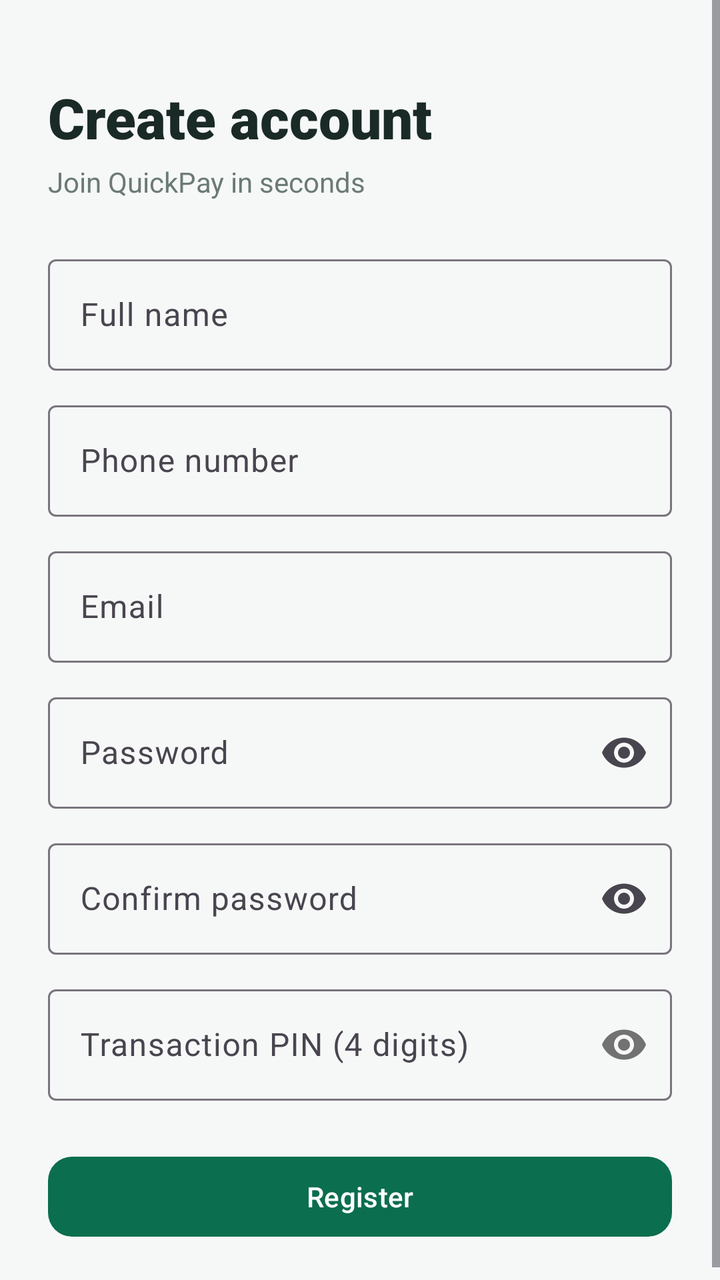
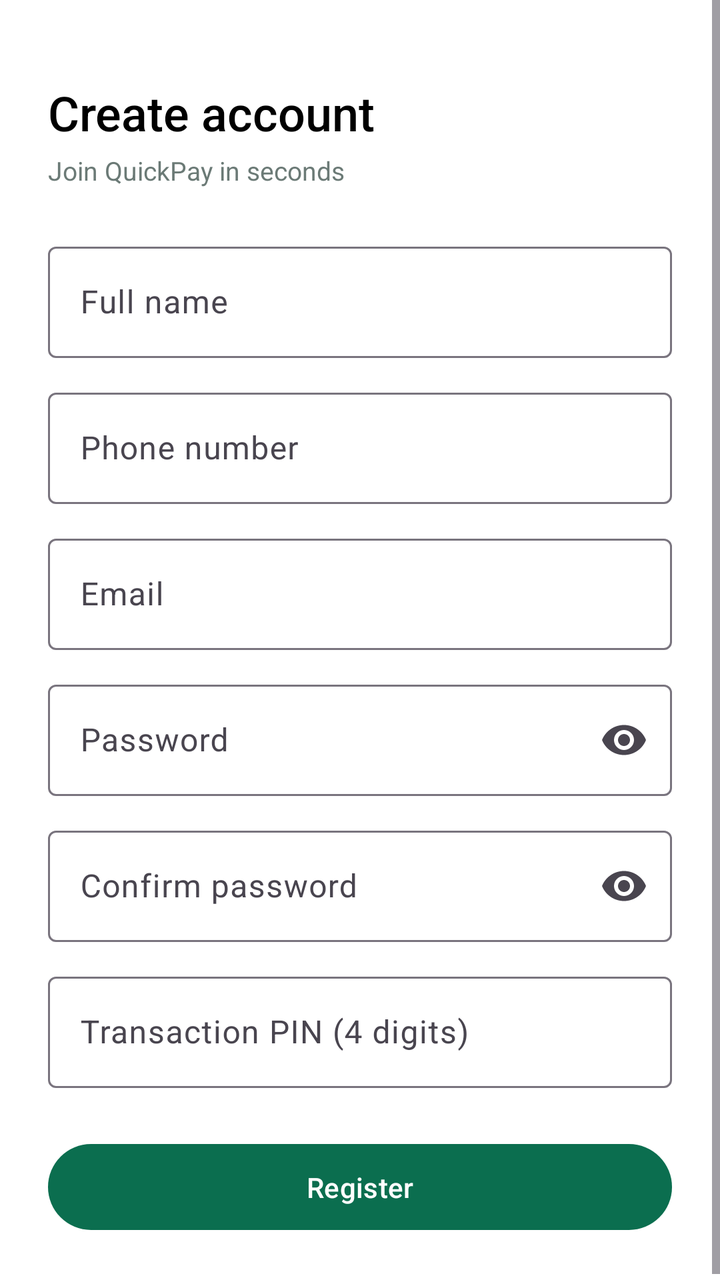

An Android layout rendered at two revisions. The XML below is the earlier revision; the diff shows what the commit changed to produce the second picture.
<!-- AndroidManifest.xml: application theme Theme.QuickPay -->
<!-- res/layout/fragment_register.xml -->
<?xml version="1.0" encoding="utf-8"?>
<ScrollView xmlns:android="http://schemas.android.com/apk/res/android"
    xmlns:app="http://schemas.android.com/apk/res-auto"
    android:layout_width="match_parent"
    android:layout_height="match_parent"
    android:background="@color/bg"
    android:fillViewport="true">

    <LinearLayout
        android:layout_width="match_parent"
        android:layout_height="wrap_content"
        android:orientation="vertical"
        android:padding="24dp">

        <TextView
            android:layout_width="wrap_content"
            android:layout_height="wrap_content"
            android:layout_marginTop="16dp"
            android:fontFamily="sans-serif-black"
            android:text="@string/register_title"
            android:textColor="@color/text_primary"
            android:textSize="28sp" />

        <TextView
            android:layout_width="wrap_content"
            android:layout_height="wrap_content"
            android:layout_marginTop="4dp"
            android:text="@string/register_subtitle"
            android:textColor="@color/text_secondary"
            android:textSize="14sp" />

        <com.google.android.material.textfield.TextInputLayout
            android:id="@+id/nameInputLayout"
            style="@style/Widget.Material3.TextInputLayout.OutlinedBox"
            android:layout_width="match_parent"
            android:layout_height="wrap_content"
            android:layout_marginTop="24dp"
            android:hint="@string/register_name_label">

            <com.google.android.material.textfield.TextInputEditText
                android:id="@+id/nameInput"
                android:layout_width="match_parent"
                android:layout_height="wrap_content"
                android:inputType="textCapWords"
                android:maxLines="1" />
        </com.google.android.material.textfield.TextInputLayout>

        <com.google.android.material.textfield.TextInputLayout
            android:id="@+id/phoneInputLayout"
            style="@style/Widget.Material3.TextInputLayout.OutlinedBox"
            android:layout_width="match_parent"
            android:layout_height="wrap_content"
            android:layout_marginTop="12dp"
            android:hint="@string/login_phone_label">

            <com.google.android.material.textfield.TextInputEditText
                android:id="@+id/phoneInput"
                android:layout_width="match_parent"
                android:layout_height="wrap_content"
                android:inputType="phone"
                android:maxLines="1" />
        </com.google.android.material.textfield.TextInputLayout>

        <com.google.android.material.textfield.TextInputLayout
            android:id="@+id/emailInputLayout"
            style="@style/Widget.Material3.TextInputLayout.OutlinedBox"
            android:layout_width="match_parent"
            android:layout_height="wrap_content"
            android:layout_marginTop="12dp"
            android:hint="@string/register_email_label">

            <com.google.android.material.textfield.TextInputEditText
                android:id="@+id/emailInput"
                android:layout_width="match_parent"
                android:layout_height="wrap_content"
                android:inputType="textEmailAddress"
                android:maxLines="1" />
        </com.google.android.material.textfield.TextInputLayout>

        <com.google.android.material.textfield.TextInputLayout
            android:id="@+id/passwordInputLayout"
            style="@style/Widget.Material3.TextInputLayout.OutlinedBox"
            android:layout_width="match_parent"
            android:layout_height="wrap_content"
            android:layout_marginTop="12dp"
            android:hint="@string/login_password_label"
            app:endIconMode="password_toggle">

            <com.google.android.material.textfield.TextInputEditText
                android:id="@+id/passwordInput"
                android:layout_width="match_parent"
                android:layout_height="wrap_content"
                android:inputType="textPassword"
                android:maxLines="1" />
        </com.google.android.material.textfield.TextInputLayout>

        <com.google.android.material.textfield.TextInputLayout
            android:id="@+id/confirmPasswordInputLayout"
            style="@style/Widget.Material3.TextInputLayout.OutlinedBox"
            android:layout_width="match_parent"
            android:layout_height="wrap_content"
            android:layout_marginTop="12dp"
            android:hint="@string/register_confirm_password_label"
            app:endIconMode="password_toggle">

            <com.google.android.material.textfield.TextInputEditText
                android:id="@+id/confirmPasswordInput"
                android:layout_width="match_parent"
                android:layout_height="wrap_content"
                android:inputType="textPassword"
                android:maxLines="1" />
        </com.google.android.material.textfield.TextInputLayout>

        <com.google.android.material.textfield.TextInputLayout
            android:id="@+id/pinInputLayout"
            style="@style/Widget.Material3.TextInputLayout.OutlinedBox"
            android:layout_width="match_parent"
            android:layout_height="wrap_content"
            android:layout_marginTop="12dp"
            android:hint="@string/register_pin_label"
            app:passwordToggleEnabled="true">

            <com.google.android.material.textfield.TextInputEditText
                android:id="@+id/pinInput"
                android:layout_width="match_parent"
                android:layout_height="wrap_content"
                android:inputType="numberPassword"
                android:maxLength="4"
                android:maxLines="1" />
        </com.google.android.material.textfield.TextInputLayout>

        <com.google.android.material.button.MaterialButton
            android:id="@+id/registerButton"
            android:layout_width="match_parent"
            android:layout_height="wrap_content"
            android:layout_marginTop="24dp"
            android:text="@string/register_button"
            android:textAllCaps="false"
            app:cornerRadius="12dp" />

        <com.google.android.material.progressbar.CircularProgressIndicator
            android:id="@+id/registerProgress"
            android:layout_width="wrap_content"
            android:layout_height="wrap_content"
            android:layout_gravity="center_horizontal"
            android:layout_marginTop="16dp"
            android:indeterminate="true"
            android:visibility="gone" />

    </LinearLayout>
</ScrollView>
<!-- resources referenced by this layout -->
<resources>
  <color name="bg">#F6F8F7</color>
  <color name="text_primary">#1A2A26</color>
  <color name="text_secondary">#6B7A76</color>
  <string name="login_password_label">Password</string>
  <string name="login_phone_label">Phone number</string>
  <string name="register_button">Register</string>
  <string name="register_confirm_password_label">Confirm password</string>
  <string name="register_email_label">Email</string>
  <string name="register_name_label">Full name</string>
  <string name="register_pin_label">Transaction PIN (4 digits)</string>
  <string name="register_subtitle">Join QuickPay in seconds</string>
  <string name="register_title">Create account</string>
  <style name="Theme.QuickPay" parent="Base.Theme.QuickPay" />
  <style name="Base.Theme.QuickPay" parent="Theme.Material3.DayNight.NoActionBar">
          <item name="colorPrimary">@color/primary</item>
          <item name="colorOnPrimary">@color/white</item>
          <item name="colorPrimaryContainer">@color/primary_light</item>
          <item name="colorOnPrimaryContainer">@color/primary_dark</item>
          <item name="colorSecondary">@color/accent</item>
          <item name="android:colorBackground">@color/bg</item>
          <item name="colorSurface">@color/bg</item>
          <item name="colorOnSurface">@color/text_primary</item>
      </style>
  <color name="primary">#0B6E4F</color>
  <color name="white">#FFFFFFFF</color>
  <color name="primary_light">#E6F4EF</color>
  <color name="primary_dark">#084C37</color>
  <color name="accent">#F2B632</color>
</resources>

<!-- the commit's change to res/layout/fragment_register.xml (unified diff, before → after) -->
@@ -3,7 +3,7 @@
     xmlns:app="http://schemas.android.com/apk/res-auto"
     android:layout_width="match_parent"
     android:layout_height="match_parent"
-    android:background="@color/bg"
+    android:background="@color/white"
     android:fillViewport="true">
 
     <LinearLayout
@@ -16,10 +16,10 @@
             android:layout_width="wrap_content"
             android:layout_height="wrap_content"
             android:layout_marginTop="16dp"
-            android:fontFamily="sans-serif-black"
+            android:fontFamily="sans-serif-medium"
             android:text="@string/register_title"
-            android:textColor="@color/text_primary"
-            android:textSize="28sp" />
+            android:textColor="@color/black"
+            android:textSize="24sp" />
 
         <TextView
             android:layout_width="wrap_content"
@@ -27,7 +27,7 @@
             android:layout_marginTop="4dp"
             android:text="@string/register_subtitle"
             android:textColor="@color/text_secondary"
-            android:textSize="14sp" />
+            android:textSize="13sp" />
 
         <com.google.android.material.textfield.TextInputLayout
             android:id="@+id/nameInputLayout"
@@ -117,8 +117,7 @@
             android:layout_width="match_parent"
             android:layout_height="wrap_content"
             android:layout_marginTop="12dp"
-            android:hint="@string/register_pin_label"
-            app:passwordToggleEnabled="true">
+            android:hint="@string/register_pin_label">
 
             <com.google.android.material.textfield.TextInputEditText
                 android:id="@+id/pinInput"
@@ -136,7 +135,9 @@
             android:layout_marginTop="24dp"
             android:text="@string/register_button"
             android:textAllCaps="false"
-            app:cornerRadius="12dp" />
+            android:minHeight="48dp"
+            android:paddingHorizontal="20dp"
+            android:paddingVertical="12dp" />
 
         <com.google.android.material.progressbar.CircularProgressIndicator
             android:id="@+id/registerProgress"
<!-- resource entries referenced after the edit -->
@@ -1,8 +1,8 @@
 <!-- resources referenced by this layout -->
 <resources>
-  <color name="bg">#F6F8F7</color>
-  <color name="text_primary">#1A2A26</color>
+  <color name="black">#FF000000</color>
   <color name="text_secondary">#6B7A76</color>
+  <color name="white">#FFFFFFFF</color>
   <string name="login_password_label">Password</string>
   <string name="login_phone_label">Phone number</string>
   <string name="register_button">Register</string>
@@ -24,9 +24,10 @@
           <item name="colorOnSurface">@color/text_primary</item>
       </style>
   <color name="primary">#0B6E4F</color>
-  <color name="white">#FFFFFFFF</color>
   <color name="primary_light">#E6F4EF</color>
   <color name="primary_dark">#084C37</color>
   <color name="accent">#F2B632</color>
+  <color name="bg">#F6F8F7</color>
+  <color name="text_primary">#1A2A26</color>
 </resources>
 
